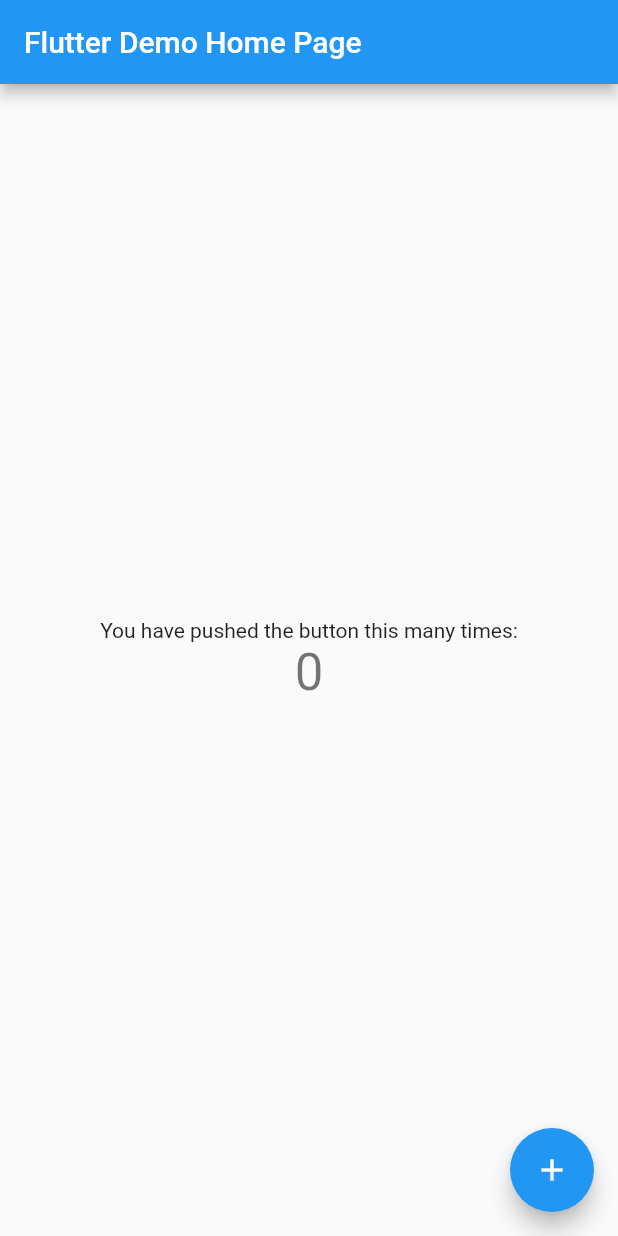
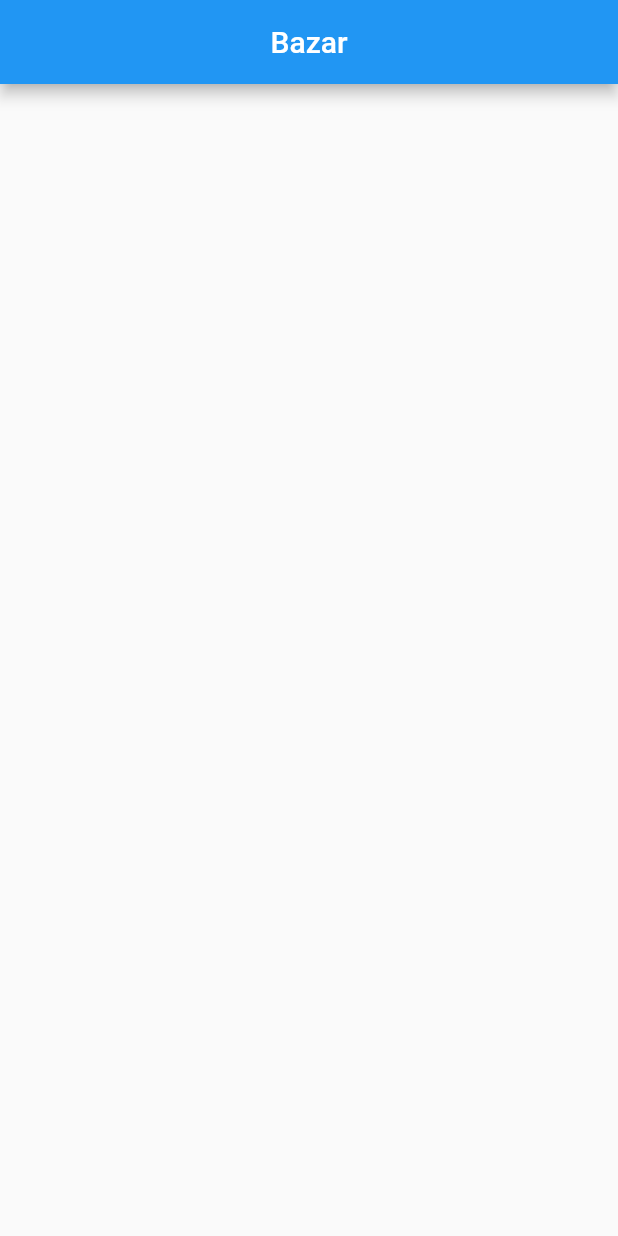
Before and after one commit to manishbsta/bazar_flutter, a Flutter app: the screen it shows after launch, on a phone screen of 412 x 824 dp. Run offline on Flutter 3.47's test engine with Material 2 defaults, Android fonts, the phone set to English and light mode, and no system bars; our stand-ins replace bloc, shared_preferences.

Commit message:
basic app structure set up

```diff
--- /dev/null
+++ b/lib/core/themes/app_theme.dart
@@ -0,0 +1,14 @@
+import 'theme_colors.dart';
+import 'theme_fonts.dart';
+import 'package:flutter/material.dart';
+
+class AppTheme with ThemeFonts, ThemeColors {
+  ThemeData? lightTheme() {
+    return ThemeData.light().copyWith(
+      primaryColor: kPrimaryColor,
+      appBarTheme: const AppBarTheme(
+        centerTitle: true,
+      ),
+    );
+  }
+}
--- /dev/null
+++ b/lib/core/themes/theme_colors.dart
@@ -0,0 +1,6 @@
+import 'package:flutter/material.dart';
+
+mixin ThemeColors {
+  final kPrimaryColor = const Color(0xFFecf2f9);
+  final kAccentColor = const Color(0xFFc8d9eb);
+}
--- /dev/null
+++ b/lib/core/themes/theme_fonts.dart
@@ -0,0 +1 @@
+mixin ThemeFonts {}
--- /dev/null
+++ b/lib/cubit/auth_state.dart
@@ -0,0 +1,6 @@
+part of 'auth_cubit.dart';
+
+@immutable
+abstract class AuthState {}
+
+class AuthInitial extends AuthState {}
--- a/lib/main.dart
+++ b/lib/main.dart
@@ -1,115 +1,47 @@
 import 'package:flutter/material.dart';
+import 'package:flutter/services.dart';
+import 'package:shared_preferences/shared_preferences.dart';
 
-void main() {
-  runApp(const MyApp());
+import 'core/themes/app_theme.dart';
+
+import 'presentation/router/app_router.dart';
+
+Future<void> main() async {
+  WidgetsFlutterBinding.ensureInitialized();
+  SystemChrome.setPreferredOrientations([DeviceOrientation.portraitUp]);
+
+  final _theme = AppTheme();
+  final _appRouter = AppRouter();
+  final _prefs = await SharedPreferences.getInstance();
+
+  runApp(
+    Bazar(
+      prefs: _prefs,
+      appTheme: _theme,
+      appRouter: _appRouter,
+    ),
+  );
 }
 
-class MyApp extends StatelessWidget {
-  const MyApp({Key? key}) : super(key: key);
+class Bazar extends StatelessWidget {
+  const Bazar({
+    Key? key,
+    required this.appRouter,
+    required this.appTheme,
+    required this.prefs,
+  }) : super(key: key);
 
-  // This widget is the root of your application.
+  final AppRouter appRouter;
+  final AppTheme appTheme;
+  final SharedPreferences prefs;
+
   @override
   Widget build(BuildContext context) {
     return MaterialApp(
-      title: 'Flutter Demo',
-      theme: ThemeData(
-        // This is the theme of your application.
-        //
-        // Try running your application with "flutter run". You'll see the
-        // application has a blue toolbar. Then, without quitting the app, try
-        // changing the primarySwatch below to Colors.green and then invoke
-        // "hot reload" (press "r" in the console where you ran "flutter run",
-        // or simply save your changes to "hot reload" in a Flutter IDE).
-        // Notice that the counter didn't reset back to zero; the application
-        // is not restarted.
-        primarySwatch: Colors.blue,
-      ),
-      home: const MyHomePage(title: 'Flutter Demo Home Page'),
+      title: 'Bazar (Beta)',
+      theme: appTheme.lightTheme(),
+      debugShowCheckedModeBanner: false,
+      onGenerateRoute: appRouter.onGenerateRoute,
     );
   }
 }
-
-class MyHomePage extends StatefulWidget {
-  const MyHomePage({Key? key, required this.title}) : super(key: key);
-
-  // This widget is the home page of your application. It is stateful, meaning
-  // that it has a State object (defined below) that contains fields that affect
-  // how it looks.
-
-  // This class is the configuration for the state. It holds the values (in this
-  // case the title) provided by the parent (in this case the App widget) and
-  // used by the build method of the State. Fields in a Widget subclass are
-  // always marked "final".
-
-  final String title;
-
-  @override
-  State<MyHomePage> createState() => _MyHomePageState();
-}
-
-class _MyHomePageState extends State<MyHomePage> {
-  int _counter = 0;
-
-  void _incrementCounter() {
-    setState(() {
-      // This call to setState tells the Flutter framework that something has
-      // changed in this State, which causes it to rerun the build method below
-      // so that the display can reflect the updated values. If we changed
-      // _counter without calling setState(), then the build method would not be
-      // called again, and so nothing would appear to happen.
-      _counter++;
-    });
-  }
-
-  @override
-  Widget build(BuildContext context) {
-    // This method is rerun every time setState is called, for instance as done
-    // by the _incrementCounter method above.
-    //
-    // The Flutter framework has been optimized to make rerunning build methods
-    // fast, so that you can just rebuild anything that needs updating rather
-    // than having to individually change instances of widgets.
-    return Scaffold(
-      appBar: AppBar(
-        // Here we take the value from the MyHomePage object that was created by
-        // the App.build method, and use it to set our appbar title.
-        title: Text(widget.title),
-      ),
-      body: Center(
-        // Center is a layout widget. It takes a single child and positions it
-        // in the middle of the parent.
-        child: Column(
-          // Column is also a layout widget. It takes a list of children and
-          // arranges them vertically. By default, it sizes itself to fit its
-          // children horizontally, and tries to be as tall as its parent.
-          //
-          // Invoke "debug painting" (press "p" in the console, choose the
-          // "Toggle Debug Paint" action from the Flutter Inspector in Android
-          // Studio, or the "Toggle Debug Paint" command in Visual Studio Code)
-          // to see the wireframe for each widget.
-          //
-          // Column has various properties to control how it sizes itself and
-          // how it positions its children. Here we use mainAxisAlignment to
-          // center the children vertically; the main axis here is the vertical
-          // axis because Columns are vertical (the cross axis would be
-          // horizontal).
-          mainAxisAlignment: MainAxisAlignment.center,
-          children: <Widget>[
-            const Text(
-              'You have pushed the button this many times:',
-            ),
-            Text(
-              '$_counter',
-              style: Theme.of(context).textTheme.headline4,
-            ),
-          ],
-        ),
-      ),
-      floatingActionButton: FloatingActionButton(
-        onPressed: _incrementCounter,
-        tooltip: 'Increment',
-        child: const Icon(Icons.add),
-      ), // This trailing comma makes auto-formatting nicer for build methods.
-    );
-  }
-}
--- /dev/null
+++ b/lib/presentation/router/app_router.dart
@@ -0,0 +1,43 @@
+import '../screens/product_details.dart';
+
+import 'app_routes.dart';
+import '../screens/favorites_screen.dart';
+import '../screens/home_screen.dart';
+import '../screens/search_screen.dart';
+import '../screens/settings_screen.dart';
+import 'package:flutter/cupertino.dart';
+import 'package:flutter/material.dart';
+
+class AppRouter {
+  Route? onGenerateRoute(RouteSettings rSettings) {
+    switch (rSettings.name) {
+      case AppRoutes.home:
+        return MaterialPageRoute(
+          builder: (_) => const HomeScreen(title: 'Bazar'),
+        );
+
+      case AppRoutes.productDetails:
+        return MaterialPageRoute(
+          builder: (_) => const ProductDetails(),
+        );
+
+      case AppRoutes.search:
+        return MaterialPageRoute(
+          builder: (_) => const SearchScreen(),
+        );
+
+      case AppRoutes.favorites:
+        return MaterialPageRoute(
+          builder: (_) => const FavoritesScreen(),
+        );
+
+      case AppRoutes.settings:
+        return MaterialPageRoute(
+          builder: (_) => const SettingsScreen(),
+        );
+
+      default:
+        return null;
+    }
+  }
+}
--- /dev/null
+++ b/lib/presentation/router/app_routes.dart
@@ -0,0 +1,7 @@
+class AppRoutes {
+  static const String home = '/';
+  static const String search = '/search';
+  static const String settings = '/settings';
+  static const String favorites = '/favorites';
+  static const String productDetails = '/productDetails';
+}
--- /dev/null
+++ b/lib/presentation/screens/home_screen.dart
@@ -0,0 +1,18 @@
+import 'package:flutter/material.dart';
+
+class HomeScreen extends StatelessWidget {
+  const HomeScreen({
+    Key? key,
+    required this.title,
+  }) : super(key: key);
+
+  final String title;
+  @override
+  Widget build(BuildContext context) {
+    return Scaffold(
+      appBar: AppBar(
+        title: Text(title),
+      ),
+    );
+  }
+}
```
Also changed, not shown: lib/cubit/auth_cubit.dart (added, +8 -0 lines), lib/data/models/product.dart (added, +31 -0 lines), lib/data/models/vendor.dart (added, +31 -0 lines), lib/presentation/screens/favorites_screen.dart (added, +10 -0 lines), lib/presentation/screens/product_details.dart (added, +10 -0 lines), lib/presentation/screens/search_screen.dart (added, +10 -0 lines), lib/presentation/screens/settings_screen.dart (added, +10 -0 lines), pubspec.yaml (+7 -40 lines), pubspec.lock, 10 other files.
